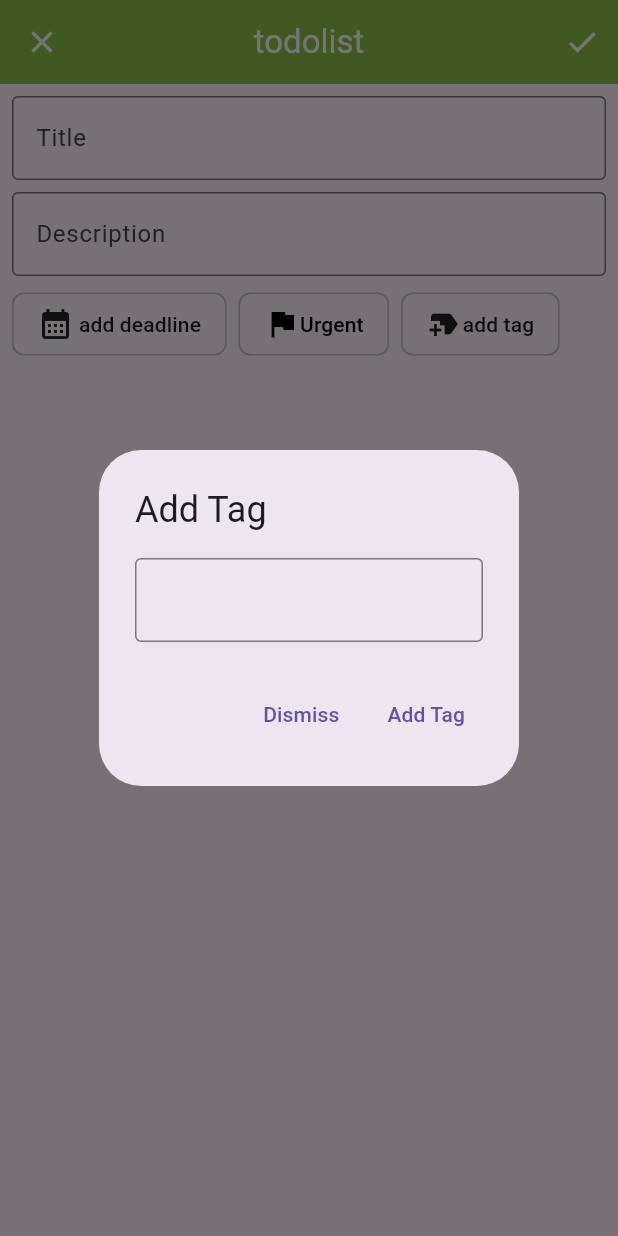
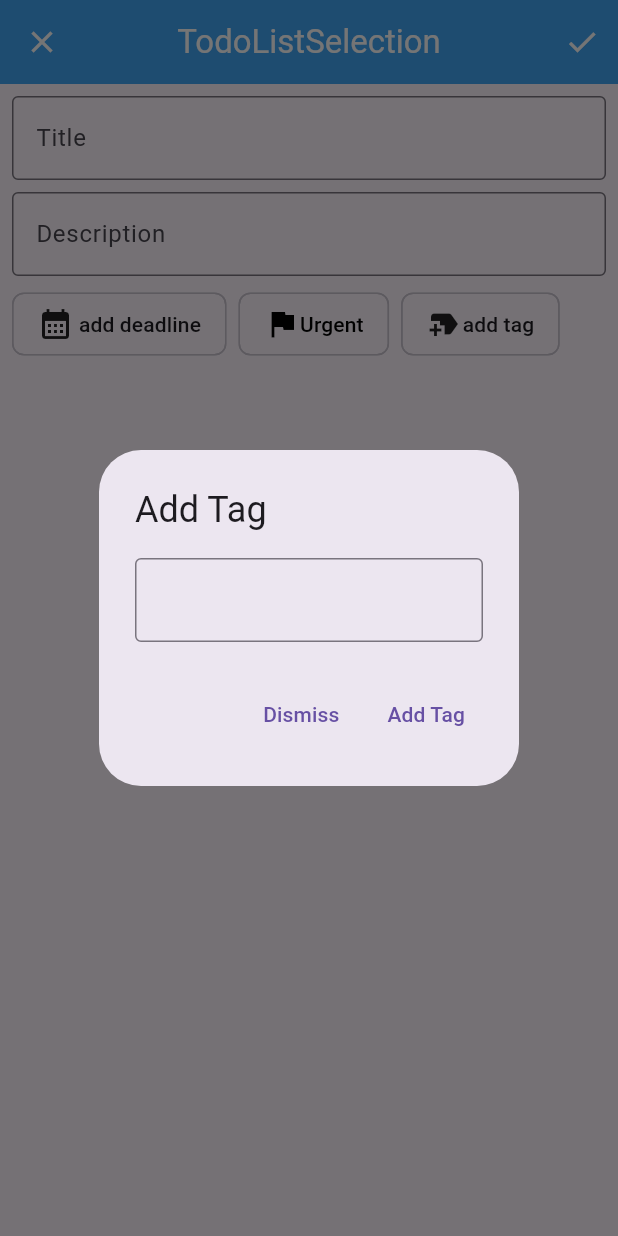
Before and after one commit to e2McNuts/crud_test, a Flutter app: the TodoInputForm screen opened directly, after a tap on "add tag", on a phone screen of 412 x 824 dp. Run offline on Flutter 3.47's test engine with Material 3 defaults, Android fonts, the light colour scheme and no system bars; our stand-ins replace cloud_firestore, firebase_core; accounts and stored records are empty.

Commit message:
Commented all

```diff
--- a/lib/features/todo/presentation/widgets/todo_input_form.dart
+++ b/lib/features/todo/presentation/widgets/todo_input_form.dart
@@ -9,16 +9,66 @@ class TodoInputForm extends StatefulWidget {
   State<TodoInputForm> createState() => _TodoInputFormState();
 }
 
+class _TodoInputFormState extends State<TodoInputForm> {
+
+  // Firestore CRUD
   final firestoreTodoCRUD = FirestoreTodoCRUD();
 
-class _TodoInputFormState extends State<TodoInputForm> {
+  // TextInput Controllers
   final TextEditingController _titleController = TextEditingController();
   final TextEditingController _descriptionController = TextEditingController();
   final TextEditingController _addTagController = TextEditingController();
 
+
+  // Handling of Tags
   final List<String> _tags = [];
 
+  Future<void> _addTag() async {
+    final String newTag = await showDialog(
+      context: context,
+      builder: (BuildContext context) {
+        return AlertDialog(
+          title: Text('Add Tag'),
+          content: TextField(
+            controller: _addTagController,
+            decoration: InputDecoration(
+              border: OutlineInputBorder(),
+            ),
+          ),
+          actions: [
+            TextButton(
+              onPressed: () {
+                Navigator.pop(context);
+                _addTagController.clear();
+              },
+              child: Text('Dismiss')
+            ),
+            TextButton(
+              onPressed: () {
+                Navigator.pop(context, _addTagController.text);
+                _addTagController.clear();
+              },
+              child: Text('Add Tag')
+            )
+          ],
+        );
+      },
+    );
+    setState(() {
+        _tags.add(newTag);
+    });
+  }
+
+  Future<void> _removeTag(String tag) async {
+    setState(() {
+      _tags.remove(tag);
+    });
+  }
+
+
+  // Handling of Deadline
   int? _deadline;
+
   Future<void> _selectDeadline() async {
     final DateTime? pickedDate = await showDatePicker(
       context: context,
@@ -31,28 +81,42 @@ class _TodoInputFormState extends State<TodoInputForm> {
     });
   }
 
+
+  // Handling of Urgency
   bool _isUrgent = false;
+
   void _toggleUrgency() {
     setState(() {
       _isUrgent = !_isUrgent;
     });
   }
 
+
   @override
   Widget build(BuildContext context) {
     return Scaffold(
+
+      // APPBAR showing TodoList, save and cancel button
       appBar: AppBar(
-        title: Text('todolist'),
+        title: Text('TodoListSelection'),// Still to be implemented
         centerTitle: true,
-        backgroundColor: Colors.lightGreen[500],
+        // color is standard or red for urgent -> changing with the TodoList
+        backgroundColor: _isUrgent == false ?Colors.blue[400] :Colors.red[400],
         foregroundColor: Colors.white,
+
+        // Cancel Button
         leading: IconButton(
           onPressed: () => Navigator.pop(context),
           icon: Icon(Icons.close),
         ),
+
+        // Save Button
         actions: [
-          IconButton(
-            onPressed: _titleController.text.isEmpty
+          ValueListenableBuilder<TextEditingValue>(
+            valueListenable: _titleController,
+            builder: (context, value, child) {
+              return IconButton(
+                onPressed: value.text.isEmpty
                   ? () => ScaffoldMessenger.of(context).showSnackBar(
                     SnackBar(content: Text('Title cannot be empty')))
                   : () {
@@ -70,14 +134,20 @@ class _TodoInputFormState extends State<TodoInputForm> {
                         .showSnackBar(SnackBar(content: Text('Todo added')));
                   },
                 icon: Icon(Icons.check),
+              );
+            },
           ),
         ],
       ),
+
+      // Input Form
       body: Padding(
         padding: const EdgeInsets.all(8.0),
         child: Column(
           crossAxisAlignment: CrossAxisAlignment.start,
           children: [
+
+            // Title TextField
             TextField(
               controller: _titleController,
               decoration: InputDecoration(
@@ -88,6 +158,8 @@ class _TodoInputFormState extends State<TodoInputForm> {
             SizedBox(
               height: 8,
             ),
+
+            // Description TextField
             TextField(
               controller: _descriptionController,
               minLines: 1,
@@ -100,10 +172,14 @@ class _TodoInputFormState extends State<TodoInputForm> {
             SizedBox(
               height: 8,
             ),
+
+            // Deadline, Urgency and Tags
             Wrap(
               runSpacing: 8,
               spacing: 8,
               children: [
+
+                // Deadline
                 ActionChip(
                   label: Row(
                     mainAxisSize: MainAxisSize.min,
@@ -114,11 +190,14 @@ class _TodoInputFormState extends State<TodoInputForm> {
                         : Text(DateFormat('d.M.yyyy')
                             .format(DateTime.fromMillisecondsSinceEpoch(
                                 _deadline!))
-                              .toString()),
+                            .toString()
+                        ),
                     ],
                   ),
                   onPressed: _selectDeadline,
                 ),
+
+                // Urgency
                 ActionChip(
                   backgroundColor: _isUrgent ? Colors.red[600] : null,
                   label: Row(
@@ -138,7 +217,11 @@ class _TodoInputFormState extends State<TodoInputForm> {
                   ),
                   onPressed: () => _toggleUrgency(),
                 ),
-                for (var tag in _tags) Chip(label: Text(tag)),
+
+                // Tags
+                for (var tag in _tags) Chip(label: Text(tag), onDeleted: () => _removeTag(tag)),
+
+                // Add Tag
                 ActionChip(
                   label: Row(
                     mainAxisSize: MainAxisSize.min,
@@ -147,34 +230,7 @@ class _TodoInputFormState extends State<TodoInputForm> {
                       Text('add tag'),
                     ],
                   ),
-                  onPressed: () => showDialog(
-                      context: context,
-                      builder: (BuildContext context) {
-                        return AlertDialog(
-                          title: Text('Add Tag'),
-                          content: TextField(
-                            controller: _addTagController,
-                            decoration: InputDecoration(
-                              border: OutlineInputBorder(),
-                            ),
-                          ),
-                          actions: [
-                            TextButton(
-                                onPressed: () {
-                                  Navigator.pop(context);
-                                  _addTagController.clear();
-                                },
-                                child: Text('Dismiss')),
-                            TextButton(
-                                onPressed: () {
-                                  _tags.add(_addTagController.text);
-                                  Navigator.pop(context);
-                                  _addTagController.clear();
-                                },
-                                child: Text('Add Tag'))
-                          ],
-                        );
-                      }),
+                  onPressed: _addTag,
                 ),
               ],
             ),
```
Also changed, not shown: lib/features/todo/presentation/widgets/todo_edit_form.dart (+95 -23 lines). Lines whose indentation alone changed are shown as unchanged.
